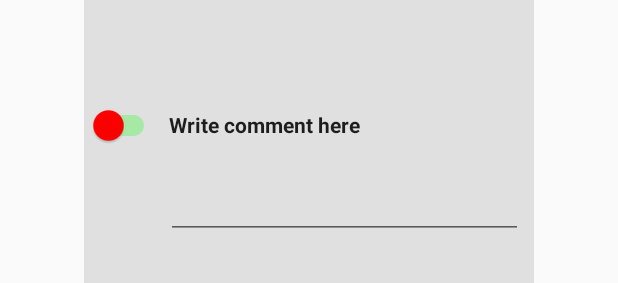
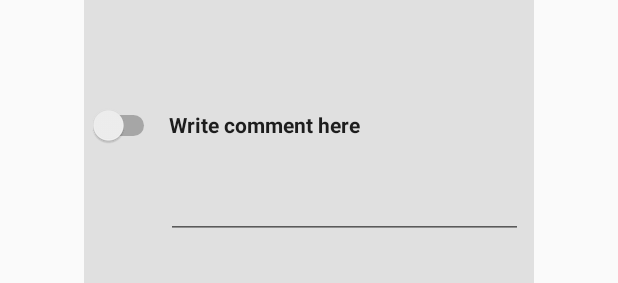
Before and after one commit to NeveuxTristan/PersistanceClient, an Android app: the layout pp_seller_visite.xml on its own in the app's theme, with its tools: preview values and no code run, on a phone screen of 412 x 824 dp. Shown: the part 551-834 px from the top of the screen. Run offline under Robolectric (Android 15) with nearby library versions, the phone set to English and light mode, and no system bars.

Commit message:
fix pp seller update

```diff
--- a/app/src/main/res/layout/pp_seller_visite.xml
+++ b/app/src/main/res/layout/pp_seller_visite.xml
@@ -91,10 +91,7 @@
             android:layout_weight="1"
             android:layout_gravity="center"
             android:padding="2dp"
-            android:textOn="OK"
-            android:textOff="NOK"
-            android:thumbTint="#FF0000"
-            android:trackTint="#00FF00"/>
+            android:textAlignment="center"/>
 
         <EditText
             android:id="@+id/pp_seller_visit_comment"
```
